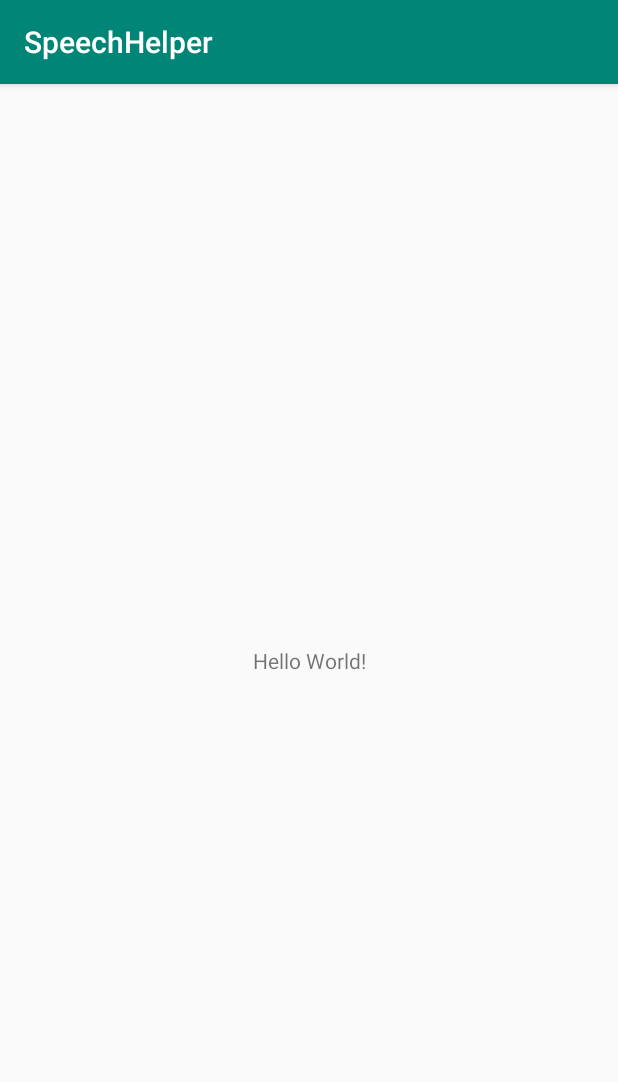
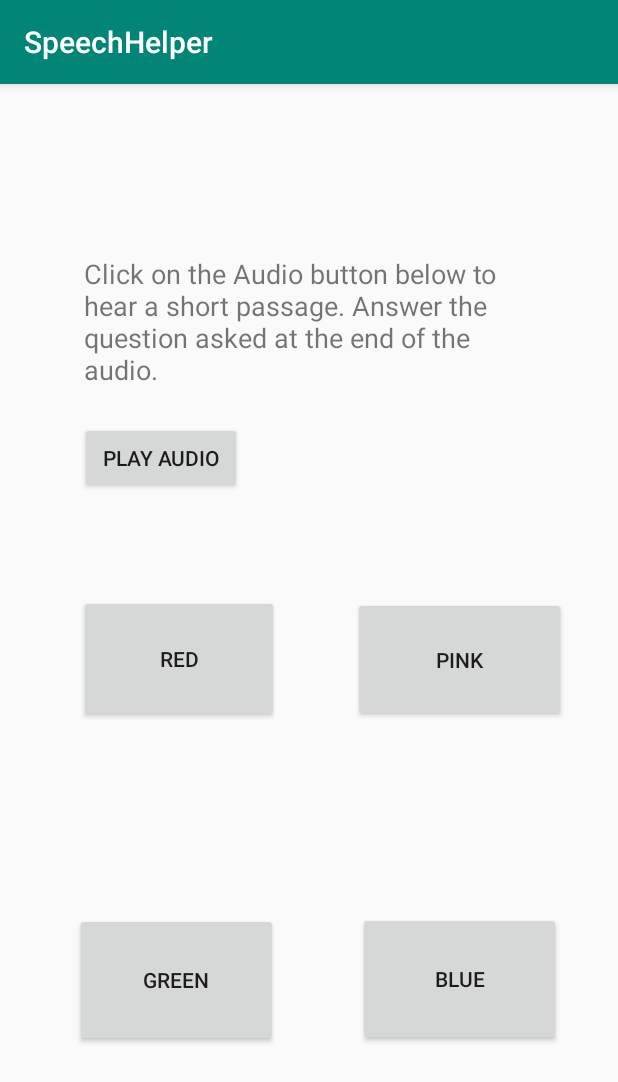
Before and after one commit to amrita-arun/TechnovationApp2020-21, an Android app: the screen it shows after launch (MainActivity before the commit, Listening after it), on a phone screen of 412 x 824 dp. Shown: the top 1082 px of the screen. Run offline under Robolectric (Android 15) with nearby library versions, the phone set to English and light mode, and no system bars.

Commit message:
basic version with still a couple errors

```diff
--- a/app/src/main/java/com/mvhs/technovation/speechapp/Listening.java
+++ b/app/src/main/java/com/mvhs/technovation/speechapp/Listening.java
@@ -2,13 +2,61 @@ package com.mvhs.technovation.speechapp;
 
 import androidx.appcompat.app.AppCompatActivity;
 
+import android.media.MediaPlayer;
 import android.os.Bundle;
+import android.view.View;
+import android.widget.Button;
+import android.widget.TextView;
 
-public class Listening extends AppCompatActivity {
+public class Listening extends AppCompatActivity{
+    MediaPlayer mySong;
+    private TextView txt;
+    private String answer = "BLUE";
 
     @Override
-    protected void onCreate(Bundle savedInstanceState) {
+    public void onCreate(Bundle savedInstanceState) {
         super.onCreate(savedInstanceState);
         setContentView(R.layout.activity_listening);
+        txt = (TextView)findViewById(R.id.textView2);
+    }
+    /*
+    public Listening() {
+       txt = findViewById(R.id.textView3);
+        System.out.println("In here");
+    }
+
+     */
+
+    protected void onCreate() {
+        //setContentView(R.layout.activity_listening);
+        mySong = MediaPlayer.create(Listening.this, R.raw.practice);
+    }
+
+    public void playIT(View y)
+    {
+        mySong.start();
+    }
+
+    protected void onPause() {
+        super.onPause();
+        mySong.release();
+    }
+
+    public void onClick(View view){
+        Button b = (Button)view;
+        String text = b.getText().toString();
+        if(text.equals(answer))
+        {
+            txt.setVisibility(View.VISIBLE);
+            //set a value in the textview
+            txt.setText("Correct!");
+            System.out.println("hiya");
+        }
+        else
+        {
+            txt.setVisibility(View.VISIBLE);
+            //set a value in the textview
+            txt.setText("Sorry but you are wrong. Try Again!");
+        }
     }
 }
--- a/app/src/main/java/com/mvhs/technovation/speechapp/MainActivity.java
+++ b/app/src/main/java/com/mvhs/technovation/speechapp/MainActivity.java
@@ -2,13 +2,18 @@ package com.mvhs.technovation.speechapp;
 
 import androidx.appcompat.app.AppCompatActivity;
 
+import android.content.Intent;
+import android.media.MediaPlayer;
 import android.os.Bundle;
+import android.view.View;
 
 public class MainActivity extends AppCompatActivity {
-
     @Override
     protected void onCreate(Bundle savedInstanceState) {
         super.onCreate(savedInstanceState);
         setContentView(R.layout.activity_main);
+        //setContentView(R.layout.activity_listening);
+        Intent intent = new Intent(this, Listening.class);
+        startActivity(intent);
     }
 }
--- a/app/src/main/res/layout/activity_listening.xml
+++ b/app/src/main/res/layout/activity_listening.xml
@@ -6,4 +6,90 @@
     android:layout_height="match_parent"
     tools:context=".Listening">
 
+    <Button
+        android:id="@+id/button"
+        android:layout_width="108dp"
+        android:layout_height="48dp"
+        android:layout_marginEnd="200dp"
+        android:layout_marginRight="200dp"
+        android:layout_marginBottom="300dp"
+        android:onClick="playIT"
+        android:text="Play Audio"
+        app:layout_constraintBottom_toBottomOf="parent"
+        app:layout_constraintEnd_toEndOf="parent"
+        app:layout_constraintHorizontal_bias="0.514"
+        app:layout_constraintStart_toStartOf="parent"
+        app:layout_constraintTop_toTopOf="parent"
+        app:layout_constraintVertical_bias="0.537" />
+
+    <Button
+        android:id="@+id/button2"
+        android:layout_width="133dp"
+        android:layout_height="85dp"
+        android:layout_marginBottom="275dp"
+        android:text="Red"
+        app:layout_constraintBottom_toBottomOf="parent"
+        app:layout_constraintEnd_toStartOf="@+id/button3"
+        app:layout_constraintStart_toStartOf="parent"
+        app:layout_constraintTop_toBottomOf="@+id/button" />
+
+    <Button
+        android:id="@+id/button3"
+        android:layout_width="135dp"
+        android:layout_height="89dp"
+        android:layout_marginStart="200dp"
+        android:layout_marginLeft="200dp"
+        android:text="Blue"
+        app:layout_constraintBottom_toBottomOf="parent"
+        app:layout_constraintEnd_toEndOf="parent"
+        app:layout_constraintStart_toStartOf="parent"
+        app:layout_constraintTop_toBottomOf="@+id/button5" />
+
+    <Button
+        android:id="@+id/button4"
+        android:layout_width="135dp"
+        android:layout_height="89dp"
+        android:text="Green"
+        app:layout_constraintBottom_toBottomOf="parent"
+        app:layout_constraintEnd_toStartOf="@+id/button5"
+        app:layout_constraintStart_toStartOf="parent"
+        app:layout_constraintTop_toBottomOf="@+id/button2" />
+
+    <Button
+        android:id="@+id/button5"
+        android:layout_width="142dp"
+        android:layout_height="83dp"
+        android:layout_marginStart="200dp"
+        android:layout_marginLeft="200dp"
+        android:layout_marginBottom="225dp"
+        android:text="Pink"
+        app:layout_constraintBottom_toBottomOf="parent"
+        app:layout_constraintEnd_toEndOf="parent"
+        app:layout_constraintStart_toStartOf="parent"
+        app:layout_constraintTop_toBottomOf="@+id/textView2" />
+
+    <TextView
+        android:id="@+id/textView2"
+        android:layout_width="300dp"
+        android:layout_height="110dp"
+        android:layout_marginBottom="430dp"
+        android:text="Click on the Audio button below to hear a short passage. Answer the question asked at the end of the audio."
+        android:textSize="18sp"
+        app:layout_constraintBottom_toBottomOf="parent"
+        app:layout_constraintEnd_toEndOf="parent"
+        app:layout_constraintStart_toStartOf="parent"
+        app:layout_constraintTop_toTopOf="parent" />
+
+    <TextView
+        android:id="@+id/textView3"
+        android:layout_width="133dp"
+        android:layout_height="52dp"
+        android:layout_marginBottom="10dp"
+        android:text=" "
+        app:layout_constraintBottom_toBottomOf="parent"
+        app:layout_constraintEnd_toEndOf="parent"
+        app:layout_constraintStart_toStartOf="parent"
+        app:layout_constraintTop_toBottomOf="@+id/button4"
+        tools:visibility="invisible" />
+
 </androidx.constraintlayout.widget.ConstraintLayout>
```
Also changed, not shown: 1 other file.
